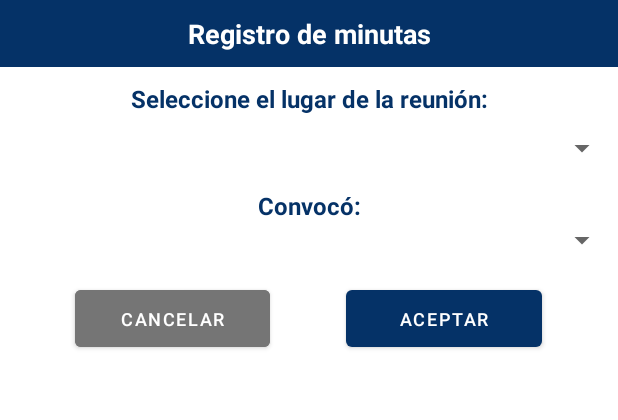
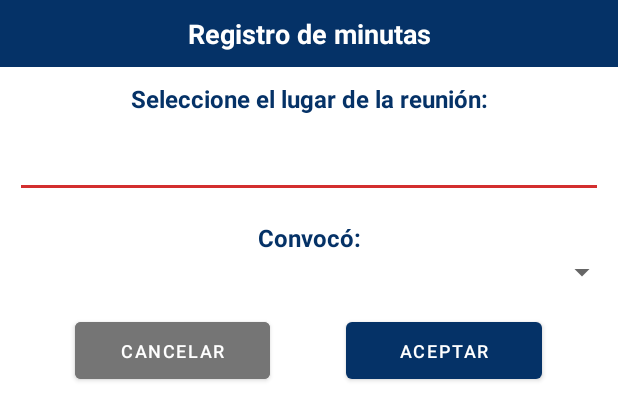
Before and after one commit to SistemasAndroidIVRA/OperacionesIVRAv2, an Android app: the layout minuta_a_principal.xml on its own in the app's theme, with its tools: preview values and no code run, on a phone screen of 412 x 824 dp. Shown: the top 420 px of the screen. Run offline under Robolectric (Android 15) with nearby library versions, the phone set to English and light mode, and no system bars.

Commit message:
Agregar el autocomplete a las minutas

```diff
--- a/app/src/main/res/layout/minuta_a_principal.xml
+++ b/app/src/main/res/layout/minuta_a_principal.xml
@@ -57,10 +57,13 @@
             android:layout_width="match_parent"
             android:layout_height="10sp" />
 
-        <Spinner
-            android:id="@+id/spinnerLugares"
+        <AutoCompleteTextView
+            android:id="@+id/aCtxtMinutaRegistroLugar"
             android:layout_width="match_parent"
-            android:layout_height="wrap_content" />
+            android:layout_height="wrap_content"
+            android:layout_marginStart="10dp"
+            android:layout_marginEnd="10dp"
+            android:gravity="center" />
 
         <Space
             android:layout_width="match_parent"
```
Also changed, not shown: app/src/main/java/com/example/operacionesivra/Minuta/Vistas/MinutaMenu.java (+45 -4 lines).
